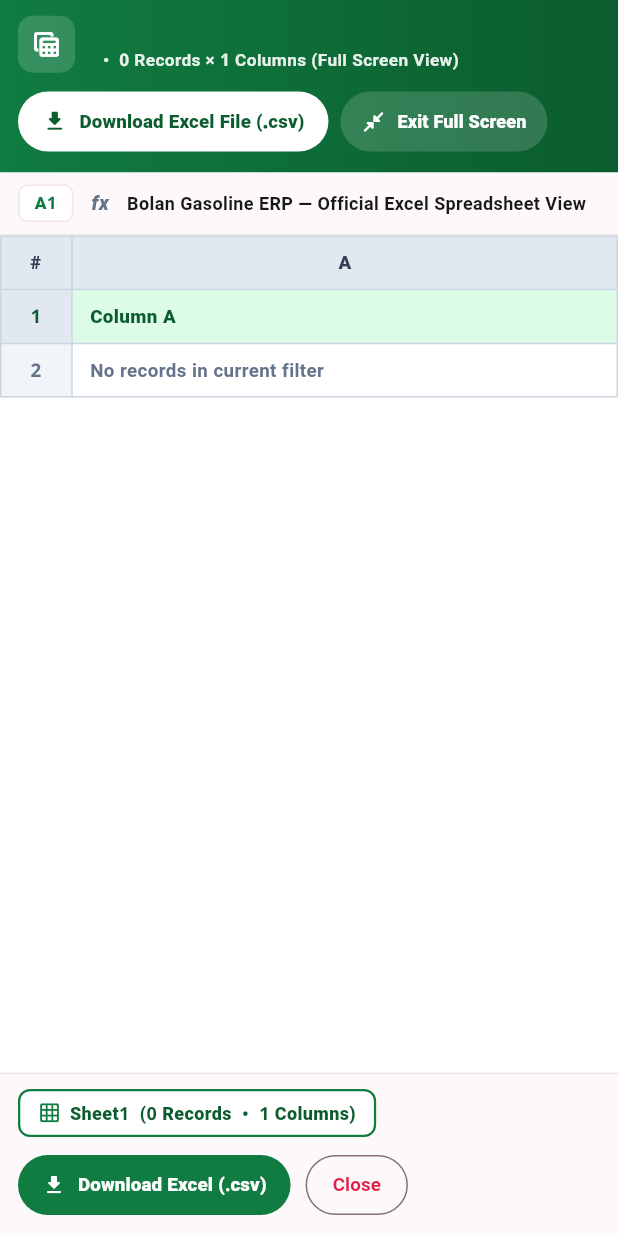
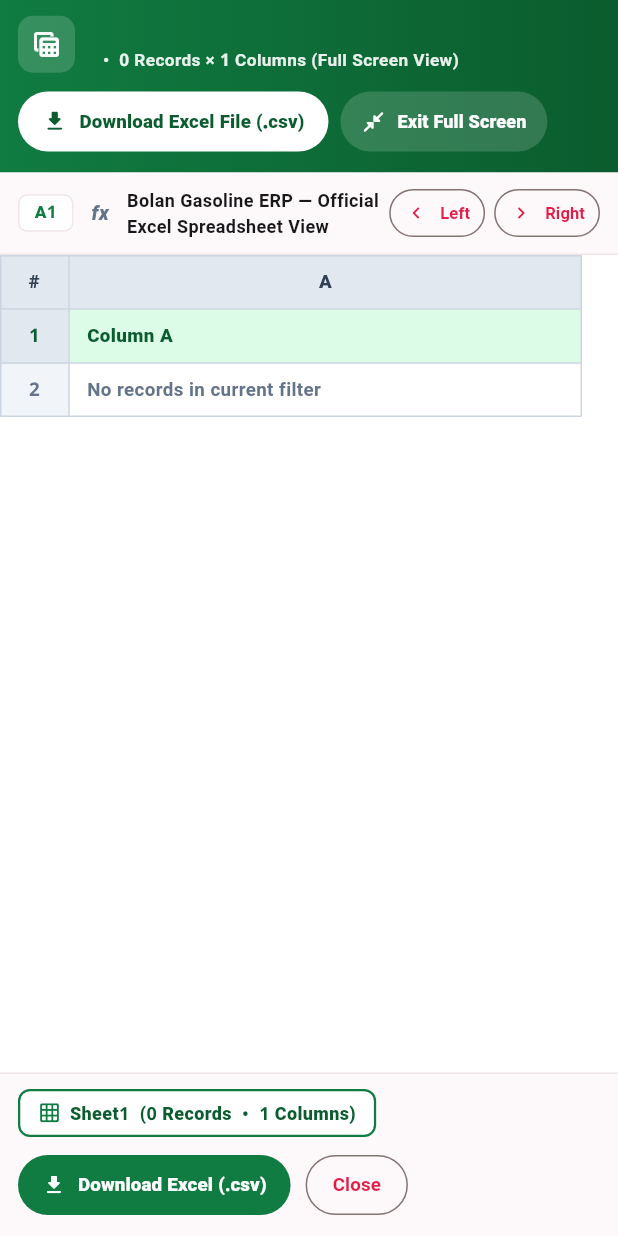
Before and after one commit to Haseeb-ML/bolan-gasoline-erp, a Flutter app: what openExcelSheetViewer() shows on an empty page, opened directly with empty values, on a phone screen of 412 x 824 dp. Run offline on Flutter 3.47's test engine with Material 3 defaults, Android fonts, the phone set to English and light mode, and no system bars; our stand-ins replace web; missing offline and left inert: dart:js_interop; accounts and stored records are empty; network calls fail; Roboto replaces fonts that are missing (Plus Jakarta Sans).

Commit message:
Add pinned bottom horizontal scrollbar and full last-column visibility in Excel Sheet Viewer

```diff
--- a/lib/presentation/widgets/common_widgets.dart
+++ b/lib/presentation/widgets/common_widgets.dart
@@ -1313,10 +1313,6 @@ Future<void> openExcelSheetViewer(
     }
   }
 
-  const excelGreen = Color(0xFF107C41);
-  const excelGreenDark = Color(0xFF0B5C2E);
-  const excelGridBorder = Color(0xFFCBD5E1);
-
   Future<void> triggerFileDownload(BuildContext dialogCtx) async {
     final ok = await downloadTextFile(
       filename: filename,
@@ -1340,13 +1336,79 @@ Future<void> openExcelSheetViewer(
   await showDialog<void>(
     context: context,
     useSafeArea: false,
-    builder: (ctx) {
-      final erp = ctx.erp;
-      final isMobile = MediaQuery.sizeOf(ctx).width < 640;
-      final recordCount = dataRows
-          .where((r) =>
-              r.isEmpty || !r.first.toUpperCase().startsWith('TOTAL'))
+    builder: (ctx) => _FullScreenExcelDialog(
+      isUrdu: isUrdu,
+      filename: filename,
+      sheetTitle: sheetTitle,
+      subtitleInfo: subtitleInfo,
+      headers: headers,
+      dataRows: dataRows,
+      onDownloadFile: () => triggerFileDownload(ctx),
+    ),
+  );
+}
+
+class _FullScreenExcelDialog extends StatefulWidget {
+  const _FullScreenExcelDialog({
+    required this.isUrdu,
+    required this.filename,
+    required this.sheetTitle,
+    required this.subtitleInfo,
+    required this.headers,
+    required this.dataRows,
+    required this.onDownloadFile,
+  });
+
+  final bool isUrdu;
+  final String filename;
+  final String sheetTitle;
+  final String subtitleInfo;
+  final List<String> headers;
+  final List<List<String>> dataRows;
+  final VoidCallback onDownloadFile;
+
+  @override
+  State<_FullScreenExcelDialog> createState() => _FullScreenExcelDialogState();
+}
+
+class _FullScreenExcelDialogState extends State<_FullScreenExcelDialog> {
+  final ScrollController _horizontalCtrl = ScrollController();
+  final ScrollController _verticalCtrl = ScrollController();
+
+  @override
+  void dispose() {
+    _horizontalCtrl.dispose();
+    _verticalCtrl.dispose();
+    super.dispose();
+  }
+
+  void _scrollHorizontalBy(double delta) {
+    if (!_horizontalCtrl.hasClients) return;
+    final target = (_horizontalCtrl.offset + delta).clamp(
+      0.0,
+      _horizontalCtrl.position.maxScrollExtent,
+    );
+    _horizontalCtrl.animateTo(
+      target,
+      duration: const Duration(milliseconds: 220),
+      curve: Curves.easeOut,
+    );
+  }
+
+  @override
+  Widget build(BuildContext context) {
+    final erp = context.erp;
+    final isUrdu = widget.isUrdu;
+    final isMobile = MediaQuery.sizeOf(context).width < 640;
+    final colCount = widget.headers.length;
+    final recordCount = widget.dataRows
+        .where(
+            (r) => r.isEmpty || !r.first.toUpperCase().startsWith('TOTAL'))
         .length;
+
+    const excelGreen = Color(0xFF107C41);
+    const excelGreenDark = Color(0xFF0B5C2E);
+    const excelGridBorder = Color(0xFFCBD5E1);
 
     return Directionality(
       textDirection: isUrdu ? TextDirection.rtl : TextDirection.ltr,
@@ -1394,7 +1456,7 @@ Future<void> openExcelSheetViewer(
                             crossAxisAlignment: CrossAxisAlignment.start,
                             children: [
                               Text(
-                                  sheetTitle,
+                                widget.sheetTitle,
                                 maxLines: 1,
                                 overflow: TextOverflow.ellipsis,
                                 style: TextStyle(
@@ -1404,7 +1466,7 @@ Future<void> openExcelSheetViewer(
                                 ),
                               ),
                               LtrText(
-                                  '$filename  •  $recordCount Records × $colCount Columns (Full Screen View)',
+                                '${widget.filename}  •  $recordCount Records × $colCount Columns (Full Screen View)',
                                 style: TextStyle(
                                   fontSize: 11.5,
                                   fontWeight: FontWeight.w600,
@@ -1433,7 +1495,7 @@ Future<void> openExcelSheetViewer(
                               borderRadius: BorderRadius.circular(999),
                             ),
                           ),
-                            onPressed: () => triggerFileDownload(ctx),
+                          onPressed: widget.onDownloadFile,
                           icon: const Icon(Icons.download_rounded, size: 17),
                           label: Text(
                             tr(
@@ -1460,7 +1522,7 @@ Future<void> openExcelSheetViewer(
                               borderRadius: BorderRadius.circular(999),
                             ),
                           ),
-                            onPressed: () => Navigator.of(ctx).pop(),
+                          onPressed: () => Navigator.of(context).pop(),
                           icon: const Icon(Icons.close_fullscreen_rounded,
                               size: 16),
                           label: Text(
@@ -1477,11 +1539,11 @@ Future<void> openExcelSheetViewer(
                 ),
               ),
 
-                // 2. Classic Excel Formula Bar (A1 | fx)
+              // 2. Classic Excel Formula Bar (A1 | fx) + Horizontal Scroll Controls
               Container(
                 padding: EdgeInsets.symmetric(
                   horizontal: isMobile ? 12 : 22,
-                    vertical: 8,
+                  vertical: 7,
                 ),
                 decoration: BoxDecoration(
                   color: erp.subtleBg,
@@ -1521,7 +1583,7 @@ Future<void> openExcelSheetViewer(
                     const SizedBox(width: 12),
                     Expanded(
                       child: Text(
-                          subtitleInfo,
+                        widget.subtitleInfo,
                         style: TextStyle(
                           fontSize: 12,
                           fontWeight: FontWeight.w700,
@@ -1529,30 +1591,91 @@ Future<void> openExcelSheetViewer(
                         ),
                       ),
                     ),
-                    ],
-                  ),
-                ),
-
-                // 3. Full-Screen Interactive Excel Spreadsheet Grid (Complete Untruncated Columns)
+                    // Quick Horizontal Scroll Left / Right Buttons
+                    OutlinedButton.icon(
+                      style: OutlinedButton.styleFrom(
+                        visualDensity: VisualDensity.compact,
+                        padding: const EdgeInsets.symmetric(
+                            horizontal: 10, vertical: 4),
+                      ),
+                      onPressed: () => _scrollHorizontalBy(-260),
+                      icon: const Icon(Icons.chevron_left_rounded, size: 16),
+                      label: Text(
+                        tr(isUrdu, 'Left', 'بائیں'),
+                        style: const TextStyle(
+                            fontSize: 11, fontWeight: FontWeight.w700),
+                      ),
+                    ),
+                    const SizedBox(width: 6),
+                    OutlinedButton.icon(
+                      style: OutlinedButton.styleFrom(
+                        visualDensity: VisualDensity.compact,
+                        padding: const EdgeInsets.symmetric(
+                            horizontal: 10, vertical: 4),
+                      ),
+                      onPressed: () => _scrollHorizontalBy(260),
+                      icon: const Icon(Icons.chevron_right_rounded, size: 16),
+                      label: Text(
+                        tr(isUrdu, 'Right', 'دائیں'),
+                        style: const TextStyle(
+                            fontSize: 11, fontWeight: FontWeight.w700),
+                      ),
+                    ),
+                  ],
+                ),
+              ),
+
+              // 3. Full-Screen Interactive Excel Spreadsheet Grid with Pinned Bottom Horizontal Scrollbar
               Expanded(
                 child: LayoutBuilder(
                   builder: (_, boxConstraints) {
                     final colWidths = <int, TableColumnWidth>{
-                        0: const FixedColumnWidth(48),
+                      0: const FixedColumnWidth(46),
                       for (int c = 0; c < colCount; c++)
                         c + 1: const IntrinsicColumnWidth(flex: 1),
                     };
                     return Container(
                       color: Colors.white,
-                        child: Scrollbar(
+                      child: RawScrollbar(
+                        controller: _horizontalCtrl,
                         thumbVisibility: true,
+                        trackVisibility: true,
+                        interactive: true,
+                        thickness: 14,
+                        radius: const Radius.circular(7),
+                        thumbColor: excelGreen.withValues(alpha: 0.78),
+                        trackColor: const Color(0xFFE2E8F0),
+                        trackBorderColor: const Color(0xFFCBD5E1),
+                        scrollbarOrientation: ScrollbarOrientation.bottom,
+                        notificationPredicate: (notif) =>
+                            notif.metrics.axis == Axis.horizontal,
                         child: SingleChildScrollView(
-                            scrollDirection: Axis.vertical,
-                            child: SingleChildScrollView(
+                          controller: _horizontalCtrl,
                           scrollDirection: Axis.horizontal,
                           child: ConstrainedBox(
                             constraints: BoxConstraints(
                               minWidth: boxConstraints.maxWidth,
+                            ),
+                            child: SizedBox(
+                              height: boxConstraints.maxHeight,
+                              child: RawScrollbar(
+                                controller: _verticalCtrl,
+                                thumbVisibility: true,
+                                trackVisibility: true,
+                                interactive: true,
+                                thickness: 12,
+                                radius: const Radius.circular(6),
+                                thumbColor:
+                                    const Color(0xFF64748B).withValues(alpha: 0.65),
+                                trackColor: const Color(0xFFF1F5F9),
+                                scrollbarOrientation:
+                                    ScrollbarOrientation.right,
+                                child: SingleChildScrollView(
+                                  controller: _verticalCtrl,
+                                  scrollDirection: Axis.vertical,
+                                  padding: const EdgeInsets.only(
+                                    right: 24,
+                                    bottom: 24,
                                   ),
                                   child: Directionality(
                                     textDirection: TextDirection.ltr,
@@ -1576,7 +1699,7 @@ Future<void> openExcelSheetViewer(
                                               isHeader: true,
                                               align: TextAlign.center,
                                               textColor: Color(0xFF334155),
-                                            minWidth: 48,
+                                              minWidth: 46,
                                             ),
                                             for (int c = 0; c < colCount; c++)
                                               _ExcelCell(
@@ -1585,7 +1708,7 @@ Future<void> openExcelSheetViewer(
                                                 align: TextAlign.center,
                                                 textColor:
                                                     const Color(0xFF334155),
-                                              minWidth: 110,
+                                                minWidth: 74,
                                               ),
                                           ],
                                         ),
@@ -1601,19 +1724,19 @@ Future<void> openExcelSheetViewer(
                                               align: TextAlign.center,
                                               textColor: excelGreenDark,
                                               bgColor: Color(0xFFE2E8F0),
-                                            minWidth: 48,
+                                              minWidth: 46,
                                             ),
                                             for (int c = 0; c < colCount; c++)
                                               _ExcelCell(
-                                              text: headers[c],
+                                                text: widget.headers[c],
                                                 isHeader: true,
                                                 textColor: excelGreenDark,
-                                              minWidth: 110,
+                                                minWidth: 74,
                                               ),
                                           ],
                                         ),
                                         // Data Rows (Row 2..N)
-                                      if (dataRows.isEmpty)
+                                        if (widget.dataRows.isEmpty)
                                           TableRow(
                                             children: [
                                               const _ExcelCell(
@@ -1621,28 +1744,30 @@ Future<void> openExcelSheetViewer(
                                                 align: TextAlign.center,
                                                 bgColor: Color(0xFFF1F5F9),
                                                 textColor: Color(0xFF64748B),
-                                              minWidth: 48,
-                                            ),
-                                            for (int c = 0; c < colCount; c++)
+                                                minWidth: 46,
+                                              ),
+                                              for (int c = 0;
+                                                  c < colCount;
+                                                  c++)
                                                 _ExcelCell(
                                                   text: c == 0
                                                       ? 'No records in current filter'
                                                       : '',
                                                   textColor:
                                                       const Color(0xFF64748B),
-                                                minWidth: 110,
+                                                  minWidth: 74,
                                                 ),
                                             ],
                                           )
                                         else
                                           for (int r = 0;
-                                            r < dataRows.length;
+                                              r < widget.dataRows.length;
                                               r++)
                                             TableRow(
                                               decoration: BoxDecoration(
-                                              color: dataRows[r].isNotEmpty &&
-                                                      dataRows[r]
-                                                          .first
+                                                color: widget.dataRows[r]
+                                                            .isNotEmpty &&
+                                                        widget.dataRows[r].first
                                                             .toUpperCase()
                                                             .startsWith('TOTAL')
                                                     ? const Color(0xFFFEF3C7)
@@ -1660,28 +1785,32 @@ Future<void> openExcelSheetViewer(
                                                       const Color(0xFFF1F5F9),
                                                   textColor:
                                                       const Color(0xFF475569),
-                                                minWidth: 48,
+                                                  minWidth: 46,
                                                 ),
                                                 for (int c = 0;
                                                     c < colCount;
                                                     c++)
                                                   _ExcelCell(
-                                                  text: c < dataRows[r].length
-                                                      ? dataRows[r][c]
+                                                    text: c <
+                                                            widget.dataRows[r]
+                                                                .length
+                                                        ? widget.dataRows[r][c]
                                                         : '',
-                                                  isHeader: dataRows[r]
+                                                    isHeader: widget.dataRows[r]
                                                             .isNotEmpty &&
-                                                      dataRows[r]
-                                                          .first
+                                                        widget.dataRows[r].first
                                                             .toUpperCase()
-                                                          .startsWith('TOTAL'),
-                                                  textColor:
-                                                      const Color(0xFF0F172A),
-                                                  minWidth: 110,
-                                                ),
-                                            ],
-                                          ),
-                                    ],
+                                                            .startsWith(
+                                                                'TOTAL'),
+                                                    textColor: const Color(
+                                                        0xFF0F172A),
+                                                    minWidth: 74,
+                                                  ),
+                                              ],
+                                            ),
+                                      ],
+                                    ),
+                                  ),
                                 ),
                               ),
                             ),
@@ -1752,7 +1881,7 @@ Future<void> openExcelSheetViewer(
                               borderRadius: BorderRadius.circular(999),
                             ),
                           ),
-                            onPressed: () => triggerFileDownload(ctx),
+                          onPressed: widget.onDownloadFile,
                           icon: const Icon(Icons.download_rounded, size: 16),
                           label: Text(
                             tr(
@@ -1776,7 +1905,7 @@ Future<void> openExcelSheetViewer(
                               borderRadius: BorderRadius.circular(999),
                             ),
                           ),
-                            onPressed: () => Navigator.of(ctx).pop(),
+                          onPressed: () => Navigator.of(context).pop(),
                           child: Text(
                             tr(isUrdu, 'Close', 'بند کریں'),
                             style: const TextStyle(
@@ -1795,8 +1924,7 @@ Future<void> openExcelSheetViewer(
         ),
       ),
     );
-    },
-  );
+  }
 }
 
 class _ExcelCell extends StatelessWidget {
```
Also changed, not shown: 1 other file. Lines whose indentation alone changed are shown as unchanged.
